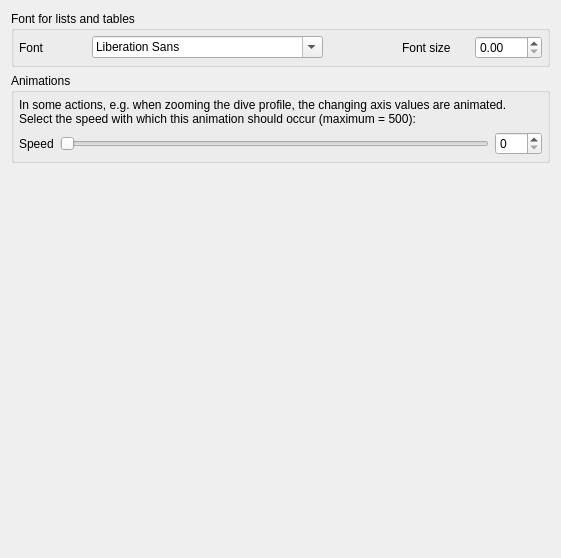
Before: the Qt Designer form desktop-widgets/preferences/preferences_defaults.ui in subsurface/subsurface, drawn with Qt 5.
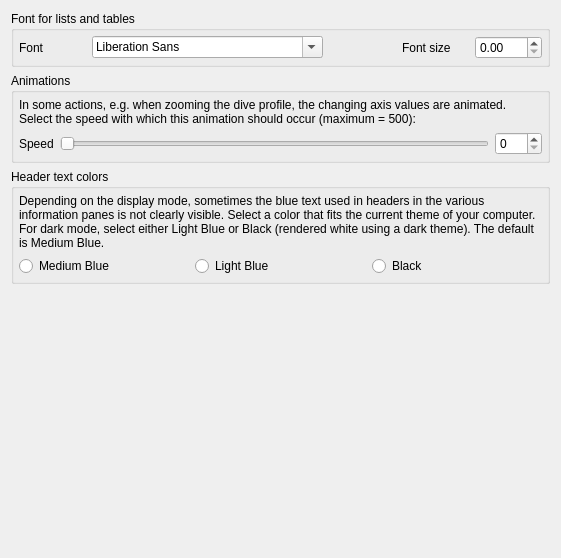
After: the same form once the commit is applied.

Commit message:
desktop: offer different colors for info tab titles
Add a preference option to set the color of the text on the information tab to
either MediumBlue, LightBlue or Black. The last two of these colors are meant
to enable areadable font contrast on displays with dark mode.
The choice is saved with the other preferences.

[Dirk Hohndel: this isn't really about dark mode, so changed many of the types
	       and variable names, changed the user visible texts, and
               addressed some whitespace issues]

Patch:
```diff
--- a/desktop-widgets/preferences/preferences_defaults.ui
+++ b/desktop-widgets/preferences/preferences_defaults.ui
@@ -120,6 +120,77 @@
    </item>
 
    <item>
+    <widget class="QGroupBox" name="groupBox_headerstyle">
+     <property name="title">
+      <string>Header text colors</string>
+     </property>
+     <layout class="QVBoxLayout" name="headerModeLayout_4">
+      <property name="margin">
+       <number>5</number>
+      </property>
+
+      <item>
+       <widget class="QLabel" name="label_help_header">
+        <property name="toolTip">
+         <string extracomment="Help info header"/>
+        </property>
+        <property name="wordWrap">
+         <bool>true</bool>
+        </property>
+        <property name="text">
+         <string>Depending on the display mode, sometimes the blue text used in headers in the various information panes is not clearly visible. Select a color that fits the current theme of your computer. For dark mode, select either Light Blue or Black (rendered white using a dark theme). The default is Medium Blue.</string>
+        </property>
+       </widget>
+      </item>
+
+      <item>  
+       <layout class="QHBoxLayout" name="darkmodeLayout_5">
+
+         <item>
+          <widget class="QRadioButton" name="mediumblue_text">
+           <property name="text">
+            <string>Medium Blue</string>
+           </property>
+          </widget>
+         </item>
+
+         <item>
+          <widget class="QRadioButton" name="lightblue_text">
+           <property name="text">
+            <string>Light Blue</string>
+           </property>
+          </widget>
+         </item>
+
+         <item>
+          <widget class="QRadioButton" name="black_text">
+           <property name="text">
+            <string>Black</string>
+           </property>
+          </widget>
+         </item>
+
+        </layout>
+      </item>
+
+      </layout>
+    </widget>
+   </item>
+
+   <item>
+    <spacer name="verticalSpacer_3">
+     <property name="orientation">
+      <enum>Qt::Vertical</enum>
+     </property>
+     <property name="sizeHint" stdset="0">
+      <size>
+       <width>0</width>
+       <height>195</height>
+      </size>
+     </property>
+    </spacer>
+   </item>
+      <item>
     <spacer name="verticalSpacer_2">
      <property name="orientation">
       <enum>Qt::Vertical</enum>
```
Left out of the diff: 2 changed lines with no effect on the pictures. The commit also changes 5 other files.
